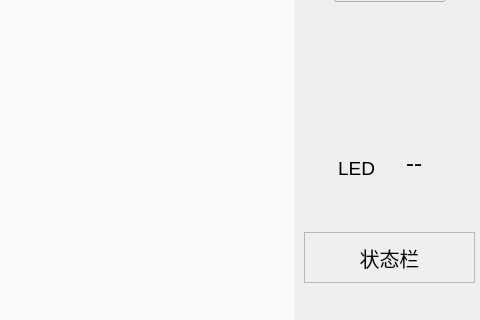
wenyuexin/PCBDetect, file PCBDetect/DetectUI.ui: the form before one commit; both pictures show x 886 to 1366 and y 448 to 768 of the 1366 by 768 pixel window.
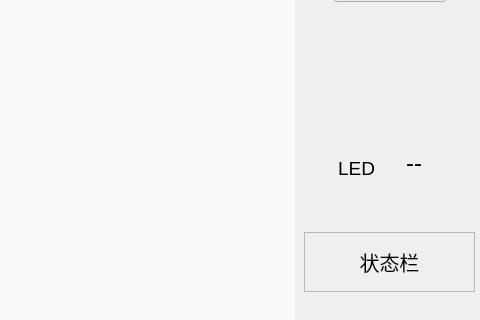
The form after the commit. Icons and pictures are not drawn.

```diff
--- a/PCBDetect/DetectUI.ui
+++ b/PCBDetect/DetectUI.ui
@@ -200,7 +200,7 @@
      <x>1190</x>
      <y>680</y>
      <width>171</width>
-     <height>51</height>
+     <height>60</height>
     </rect>
    </property>
    <property name="font">
```
